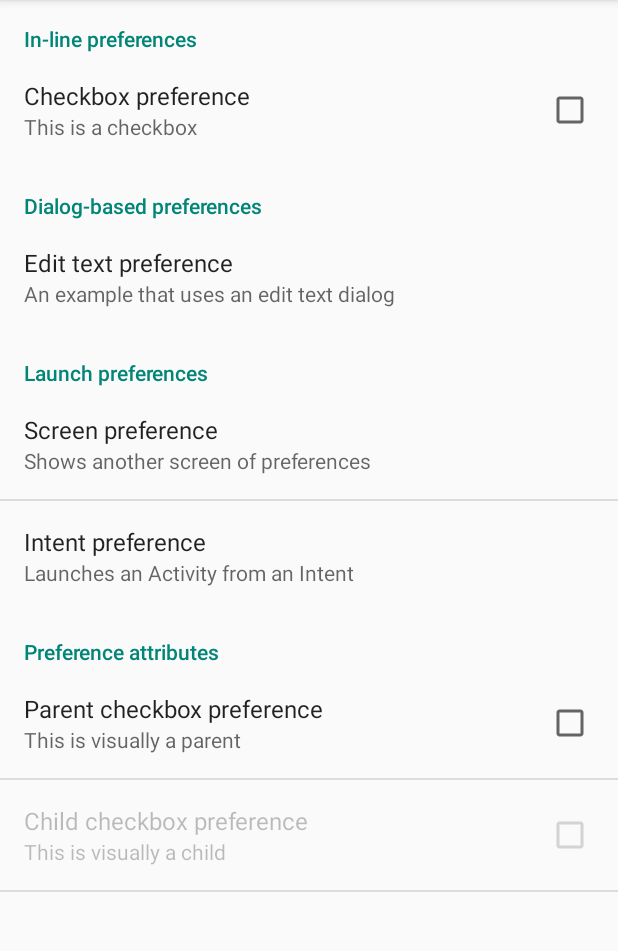
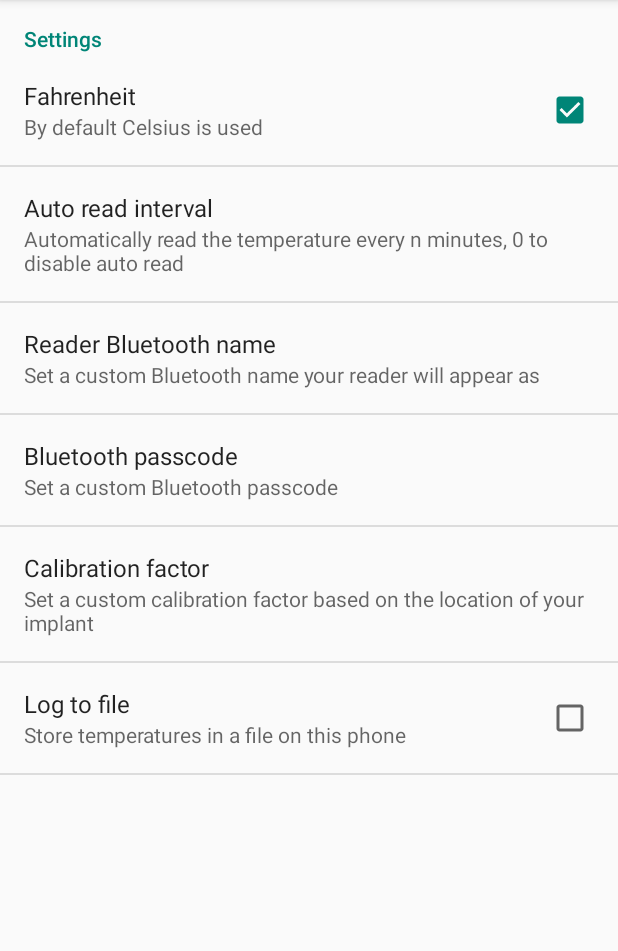
Before and after one commit to AlexSmith1985/Biotherm-reader-app, an Android app: the screen it shows after launch (MainActivity), in the options menu, after a tap on "Settings", on a phone screen of 412 x 824 dp, the part 84-1035 px from its top. Run offline under Robolectric (Android 15) with nearby library versions, the phone set to English and light mode, and no system bars; network calls fail; pictures from the network do not load; 7 statements that could not run were skipped.

Commit message:
implement settings

```diff
--- a/app/src/main/java/me/cyberise/biothem/MainActivity.java
+++ b/app/src/main/java/me/cyberise/biothem/MainActivity.java
@@ -4,7 +4,9 @@ import android.app.FragmentManager;
 import android.app.FragmentTransaction;
 import android.content.Context;
 import android.content.Intent;
+import android.content.SharedPreferences;
 import android.os.Bundle;
+import android.preference.Preference;
 import android.preference.PreferenceFragment;
 import android.support.v7.app.ActionBarActivity;
 import android.util.Log;
@@ -25,6 +27,7 @@ import com.caverock.androidsvg.SVGParseException;
 import java.io.IOException;
 import java.io.InputStream;
 import java.io.OutputStream;
+import java.math.BigInteger;
 import java.util.HashMap;
 import java.util.List;
 import java.util.Random;
@@ -35,12 +38,22 @@ import java.util.UUID;
 
 
 public class MainActivity extends ActionBarActivity {
+
+    //Settings
+    static boolean FahrenheitCelsius = false;
+    static int interval = 0;
+    static String bt_name = "";
+    static String bt_pass = "";
+    static float calibration_factor = 0;
+    static boolean logging_preference = false;
+    static Context context;
+
     RelativeLayout mainPanel;
     boolean inSettings = false;
     static float offset = new Float(0.5);
     Random random = new Random();
     HashMap<SVG.Path, Float> paths = new HashMap<SVG.Path, Float>();
-    BluetoothConnection connection = null;
+    static BluetoothConnection connection = null;
     private void walk(SVG.SvgObject root){
         if(root instanceof SVG.SvgConditionalContainer){
             for(SVG.SvgObject child: ((SVG.SvgConditionalContainer)root).children){
@@ -64,6 +77,7 @@ public class MainActivity extends ActionBarActivity {
     @Override
     protected void onCreate(Bundle savedInstanceState) {
         super.onCreate(savedInstanceState);
+        context = getApplicationContext();
         setContentView(R.layout.activity_main);
 
         BluetoothConnection.ui = this;
@@ -129,7 +143,7 @@ public class MainActivity extends ActionBarActivity {
 
 
     public void Exit(String message){
-        Context context = getApplicationContext();
+
         int duration = Toast.LENGTH_SHORT;
 
         Toast toast = Toast.makeText(context, message, duration);
@@ -145,7 +159,7 @@ public class MainActivity extends ActionBarActivity {
         intent.setFlags(Intent.FLAG_ACTIVITY_NEW_TASK);
         startActivity(intent);
     }
-    public static class PrefsFragment extends PreferenceFragment {
+    public static class PrefsFragment extends PreferenceFragment  implements SharedPreferences.OnSharedPreferenceChangeListener{
 
         @Override
         public void onCreate(Bundle savedInstanceState) {
@@ -153,6 +167,83 @@ public class MainActivity extends ActionBarActivity {
 
             // Load the preferences from an XML resource
             addPreferencesFromResource(R.xml.preference);
+        }
+        @Override
+        public void onSharedPreferenceChanged(SharedPreferences sharedPreferences, String key) {
+
+            if (key.equals("username")) {
+                Preference pref = findPreference(key);
+
+                pref.setSummary(sharedPreferences.getString(key, ""));
+            }
+            try {
+                if (connection.connected){
+                    if (key.equals("FahrenheitCelsius")) {
+                        FahrenheitCelsius = sharedPreferences.getBoolean(key,false);
+
+                        byte[] data = "setxx\n".getBytes();
+                        data[3] = new BigInteger("5").toByteArray()[0];
+                        data[4] = new BigInteger((FahrenheitCelsius?0x2:0x1)+"").toByteArray()[0];
+                        connection.outStream.write(data);
+                        connection.outStream.flush();
+                    }
+
+                    if (key.equals("interval")) {
+                        interval = Integer.decode(sharedPreferences.getString(key,"0"));
+                        byte[] data = "setxx\n".getBytes();
+                        data[3] = new BigInteger("3").toByteArray()[0];
+                        data[4] = new BigInteger((interval+1)+"").toByteArray()[0];
+                        connection.outStream.write(data);
+                        connection.outStream.flush();
+                    }
+                    if (key.equals("bt_name")) {
+                        bt_name = sharedPreferences.getString(key,"");
+                        byte[] data = ("btAT+NAME"+bt_name+"\n").getBytes();
+
+                        connection.outStream.write(data);
+                        connection.outStream.flush();
+                    }
+                    if (key.equals("bt_pass")) {
+                        bt_pass = sharedPreferences.getString(key,"");
+                        byte[] data = ("btAT+PIN"+bt_name+"\n").getBytes();
+
+                        connection.outStream.write(data);
+                        connection.outStream.flush();
+                    }
+                    if (key.equals("calibration_factor")) {
+                        calibration_factor =  Float.parseFloat(sharedPreferences.getString(key,"0"));
+                        connection.outStream.write(("set"+0x4+new Character((char)(calibration_factor*10))).getBytes());
+                        byte[] data = "setxx\n".getBytes();
+                        data[3] = new BigInteger("4").toByteArray()[0];
+                        data[4] = new BigInteger((calibration_factor*10+1)+"").toByteArray()[0];
+                        connection.outStream.write(data);
+                        connection.outStream.flush();
+                    }
+                } else {
+                    Toast toast = Toast.makeText(context, "Not connected to reader, can't update setting", Toast.LENGTH_SHORT);
+                    toast.show();
+                }
+                if (key.equals("logging_preference")) {
+                    logging_preference = sharedPreferences.getBoolean(key,false);
+                }
+            } catch (Exception e) {
+                e.printStackTrace();
+            }
+        }
+        @Override
+        public void onResume() {
+            super.onResume();
+            getPreferenceScreen()
+                    .getSharedPreferences()
+                    .registerOnSharedPreferenceChangeListener(this);
+        }
+
+        @Override
+        public void onPause() {
+            super.onPause();
+            getPreferenceScreen()
+                    .getSharedPreferences()
+                    .unregisterOnSharedPreferenceChangeListener(this);
         }
     }
 
--- a/app/src/main/res/xml/preference.xml
+++ b/app/src/main/res/xml/preference.xml
@@ -2,72 +2,47 @@
 <PreferenceScreen xmlns:android="http://schemas.android.com/apk/res/android" android:background="#041A37">
 
     <PreferenceCategory
-            android:title="@string/inline_preferences">
+            android:title="Settings">
 
         <CheckBoxPreference
-                android:key="checkbox_preference"
-                android:title="@string/title_checkbox_preference"
-                android:summary="@string/summary_checkbox_preference" />
+                android:key="FahrenheitCelsius"
+                android:title="Fahrenheit"
+            android:defaultValue="true"
+                android:summary="By default Celsius is used" />
 
-    </PreferenceCategory>
-
-    <PreferenceCategory
-            android:title="@string/dialog_based_preferences">
 
         <EditTextPreference
-                android:key="edittext_preference"
-                android:title="@string/title_edittext_preference"
-                android:summary="@string/summary_edittext_preference"
-                android:dialogTitle="@string/dialog_title_edittext_preference" />
+                android:key="interval"
+                android:title="Auto read interval"
+                android:defaultValue="0"
+                android:inputType="number"
+                android:summary="Automatically read the temperature every n minutes, 0 to disable auto read"
+                android:dialogTitle="Read every n minutes" />
+        <EditTextPreference
+            android:key="bt_name"
+            android:title="Reader Bluetooth name"
+            android:defaultValue="cyberise.me biothem reader"
+            android:summary="Set a custom Bluetooth name your reader will appear as"
+            android:dialogTitle="Custom Bluetooth name" />
+        <EditTextPreference
+            android:key="bt_pass"
+            android:title="Bluetooth passcode"
+            android:summary="Set a custom Bluetooth passcode"
+            android:defaultValue="1234"
+            android:dialogTitle="Custom Bluetooth passcode" />
 
-
-    </PreferenceCategory>
-
-    <PreferenceCategory
-            android:title="@string/launch_preferences">
-
-        <!-- This PreferenceScreen tag serves as a screen break (similar to page break
-            in word processing). Like for other preference types, we assign a key
-            here so it is able to save and restore its instance state. -->
-        <PreferenceScreen
-                android:key="screen_preference"
-                android:title="@string/title_screen_preference"
-                android:summary="@string/summary_screen_preference">
-
-            <CheckBoxPreference
-                    android:key="next_screen_checkbox_preference"
-                    android:title="@string/title_next_screen_toggle_preference"
-                    android:summary="@string/summary_next_screen_toggle_preference" />
-
-        </PreferenceScreen>
-
-        <PreferenceScreen
-                android:title="@string/title_intent_preference"
-                android:summary="@string/summary_intent_preference">
-
-            <intent android:action="android.intent.action.VIEW"
-                    android:data="http://www.android.com" />
-
-        </PreferenceScreen>
-
-    </PreferenceCategory>
-
-    <PreferenceCategory
-            android:title="@string/preference_attributes">
-
+        <EditTextPreference
+            android:key="calibration_factor"
+            android:title="Calibration factor"
+            android:inputType="numberDecimal"
+            android:defaultValue="0"
+            android:summary="Set a custom calibration factor based on the location of your implant"
+            android:dialogTitle="Calibration factor" />
         <CheckBoxPreference
-                android:key="parent_checkbox_preference"
-                android:title="@string/title_parent_preference"
-                android:summary="@string/summary_parent_preference" />
-
-        <!-- The visual style of a child is defined by this styled theme attribute. -->
-        <CheckBoxPreference
-                android:key="child_checkbox_preference"
-                android:dependency="parent_checkbox_preference"
-                android:layout="?android:attr/preferenceLayoutChild"
-                android:title="@string/title_child_preference"
-                android:summary="@string/summary_child_preference" />
-
+            android:key="logging_preference"
+            android:title="Log to file"
+            android:defaultValue="false"
+            android:summary="Store temperatures in a file on this phone" />
     </PreferenceCategory>
 
 </PreferenceScreen>
```
Also changed, not shown: app/src/main/java/me/cyberise/biothem/BluetoothConnection.java (+17 -0 lines).
